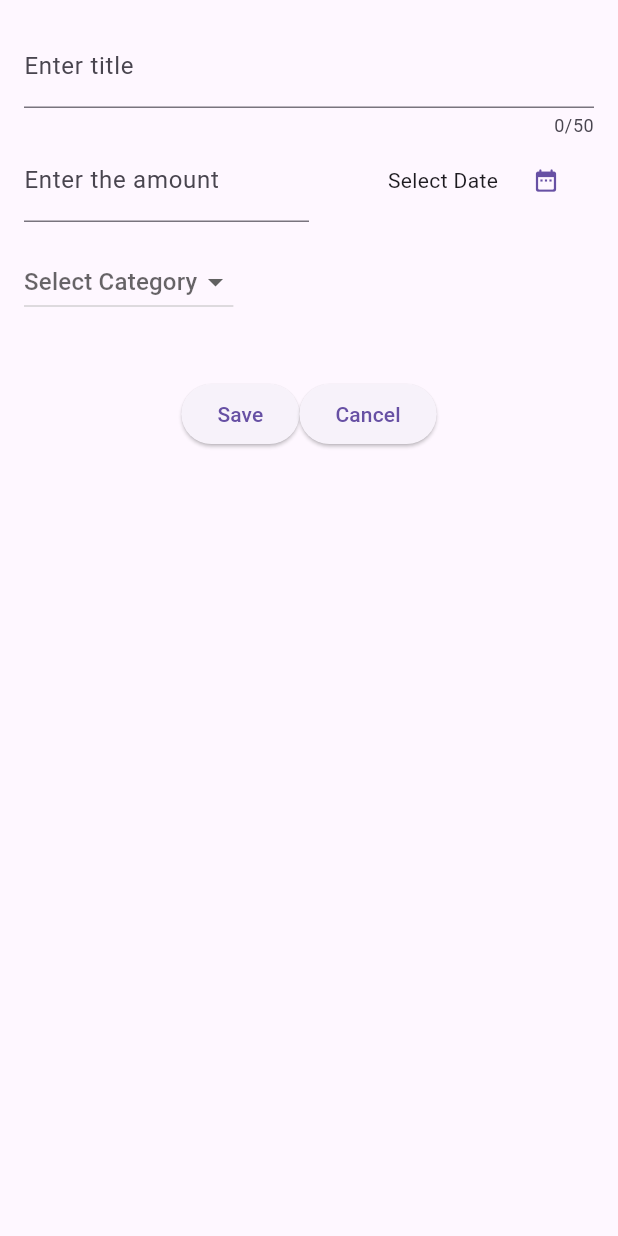
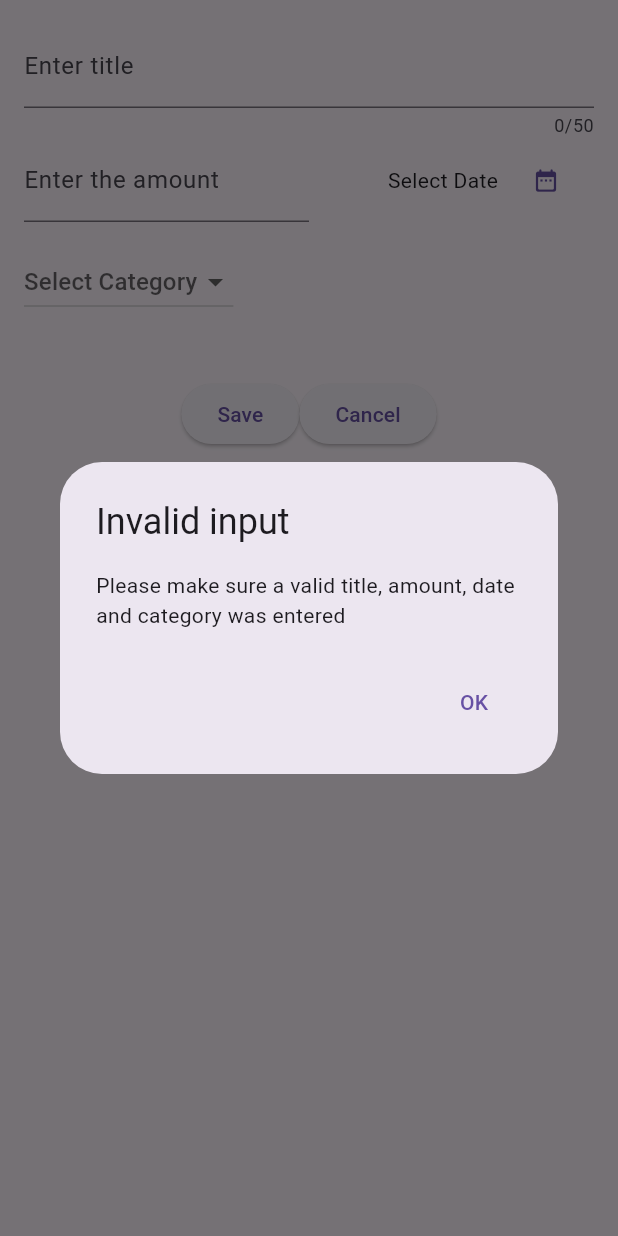
Before and after one commit to TimJonsson/expense_tracker, a Flutter app: the NewExpense widget shown alone on an empty page, opened directly, after a tap on "Save", on a phone screen of 412 x 824 dp. Run offline on Flutter 3.47's test engine with Material 3 defaults, Android fonts, the phone set to English and light mode, and no system bars.

Commit message:
Functionality to check if all field in a new expense are filled in

```diff
--- a/lib/widgets/expenses_list/new_expense.dart
+++ b/lib/widgets/expenses_list/new_expense.dart
@@ -29,6 +29,35 @@ class _NewExpenseState extends State<NewExpense> {
       _selectedDate = pickedDate;
     });
   }
+
+  void _saveExpense() {
+    final enteredAmount = double.tryParse(_amountController.text);
+    final amountIsInvalid = enteredAmount == null || enteredAmount < 0;
+    if (_titleController.text.trim().isEmpty ||
+        amountIsInvalid ||
+        _selectedDate == null ||
+        _selectedCategory == null) {
+      showDialog(
+        context: context,
+        builder: (ctx) => AlertDialog(
+          title: const Text("Invalid input"),
+          content: const Text(
+              "Please make sure a valid title, amount, date and category was entered"),
+          actions: [
+            TextButton(
+              onPressed: () {
+                Navigator.pop(ctx);
+              },
+              child: const Text("OK"),
+            ),
+          ],
+        ),
+      );
+      return;
+    }
+  }
+
+
 
   @override
   void dispose() {
@@ -111,7 +140,7 @@ class _NewExpenseState extends State<NewExpense> {
             children: [
               ElevatedButton(
                 onPressed: () {
-                  print(_amountController.text);
+                  _saveExpense();
                 },
                 child: const Text("Save"),
               ),
```
